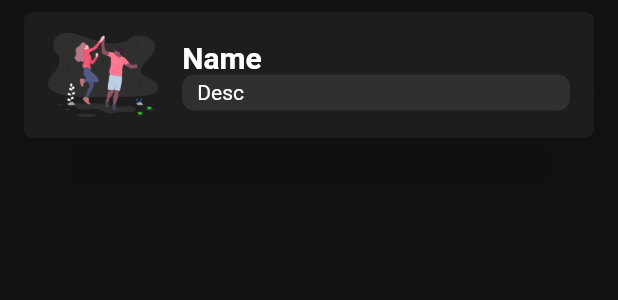
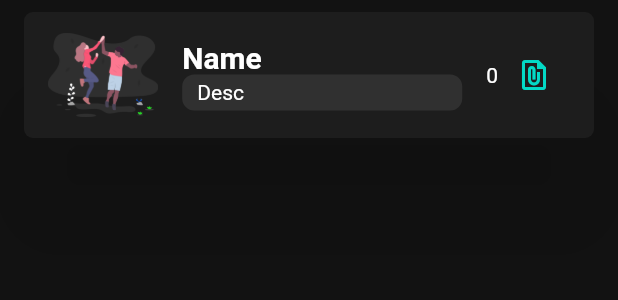
Before and after one commit to Laurent-c4/NuruAppClone, a Flutter app: the PostItem widget shown alone on an empty page, opened directly with sample values from the repository, on a phone screen of 412 x 824 dp. Shown: the top 300 px of the screen. Run offline on Flutter 3.47's test engine with Material 2 defaults, Android fonts, the phone set to English and light mode, and no system bars; our stand-ins replace bottom_navy_bar, carousel_slider, firebase_auth, firebase_core, font_awesome_flutter, google_sign_in and 5 more; missing offline and left inert: flutter_sound_lite, loading; accounts and stored records are empty; project files that could hold a hidden picture were left out.

Commit message:
Feature: Implement sqlite db persistence

```diff
--- a/lib/pages/splash_screen.dart
+++ b/lib/pages/splash_screen.dart
@@ -43,14 +43,14 @@ class _OnBoardingPageState extends State<OnBoardingPage> {
         PageViewModel(
           title: "Post Covid 19 Updates",
           body:
-              "Instead of having to buy an entire share, invest any amount you want.",
+              "Create your posts, selecting media from the gallery",
           image: _buildImage('img1'),
           decoration: pageDecoration,
         ),
         PageViewModel(
           title: "View Covid 19 Updates",
           body:
-              "Download the Stockpile app and master the market with our mini-lesson.",
+              "Click on you post to view it in detail",
           image: _buildImage('img2'),
           decoration: pageDecoration,
         ),
--- a/lib/widgets/post_item.dart
+++ b/lib/widgets/post_item.dart
@@ -7,9 +7,14 @@ class PostItem extends StatelessWidget {
 
   PostItem(this.post);
 
-  @override
-  Widget build(BuildContext context) {
-    return new Container(
+  Widget postMediaFromDB() {
+    return FutureBuilder(
+      builder: (context, postMedia) {
+        if (!postMedia.hasData) {
+          //print('project snapshot data is: ${projectSnap.data}');
+          return Container();
+        }
+        return Container(
           margin: new EdgeInsets.symmetric(horizontal: 16.0, vertical: 8.0),
           child: new Material(
             elevation: 30.0,
@@ -22,27 +27,39 @@ class PostItem extends StatelessWidget {
                 // leading: new Image.asset('res/${post.postImg}'),
                 leading: new Image.asset('assets/img/login_logo.png'),
                 title: new Text(post.postTitle,
-                style:
-                    new TextStyle(fontWeight: FontWeight.w700, fontSize: 20.0)),
+                    style: new TextStyle(
+                        fontWeight: FontWeight.w700, fontSize: 20.0)),
                 subtitle: new Material(
                   // color: Theme.of(context).accentColor,
                   borderRadius: new BorderRadius.circular(8.0),
                   child: new Container(
-                margin:
-                    new EdgeInsets.symmetric(horizontal: 10.0, vertical: 4.0),
+                    margin: new EdgeInsets.symmetric(
+                        horizontal: 10.0, vertical: 4.0),
                     child: new Text(post.postDescription),
                   ),
                 ),
-            // trailing: new IconButton(
-            //   onPressed: () {
-            //     DatabaseHelper.instance.deletePost(post.id);
-            //   },
-            //   icon:
-            //       new Icon(Icons.delete, color: Theme.of(context).primaryColor),
-            // ),
+                trailing: Row(
+                  mainAxisSize: MainAxisSize.min,
+                  children: [
+                    Text(postMedia.data.length.toString()),
+                    new IconButton(
+                      onPressed: () {},
+                      icon: new Icon(Icons.file_present,
+                          color: Theme.of(context).accentColor),
+                    ),
+                  ],
+                ),
               ),
             ),
           ),
         );
+      },
+      future: DatabaseHelper.instance.getPostMediaForPost(post.id),
+    );
+  }
+
+  @override
+  Widget build(BuildContext context) {
+    return postMediaFromDB();
   }
 }
```
Also changed, not shown: lib/helper/database_helper.dart (+27 -2 lines), lib/pages/add_post_page.dart (+13 -0 lines). Lines whose indentation alone changed are shown as unchanged.
